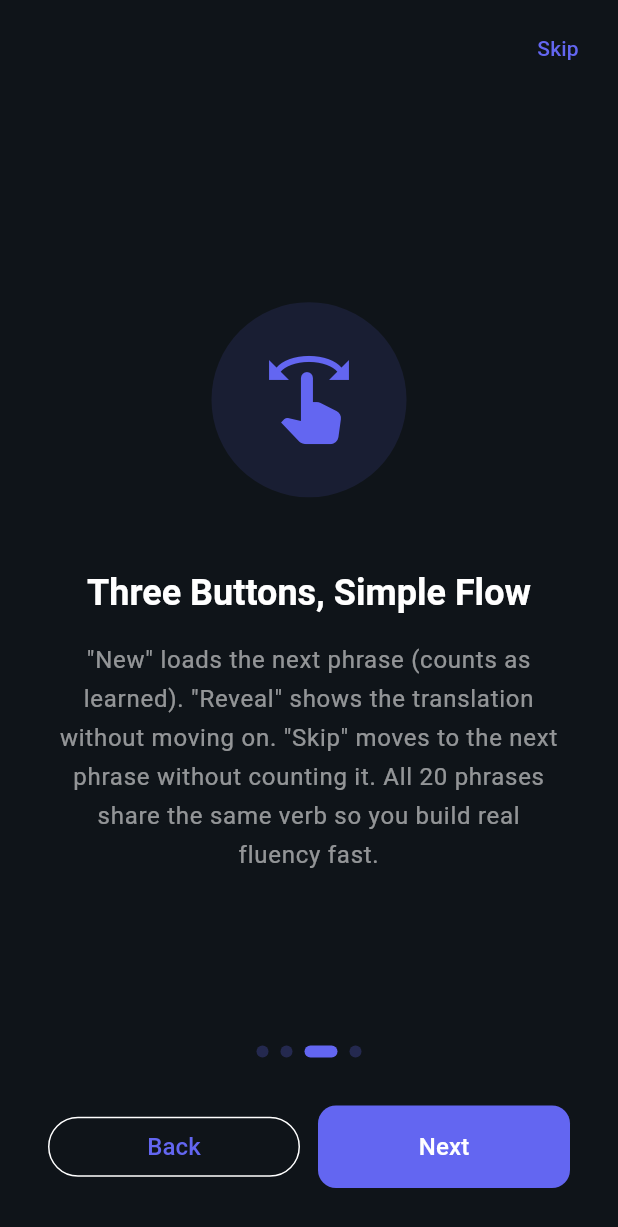
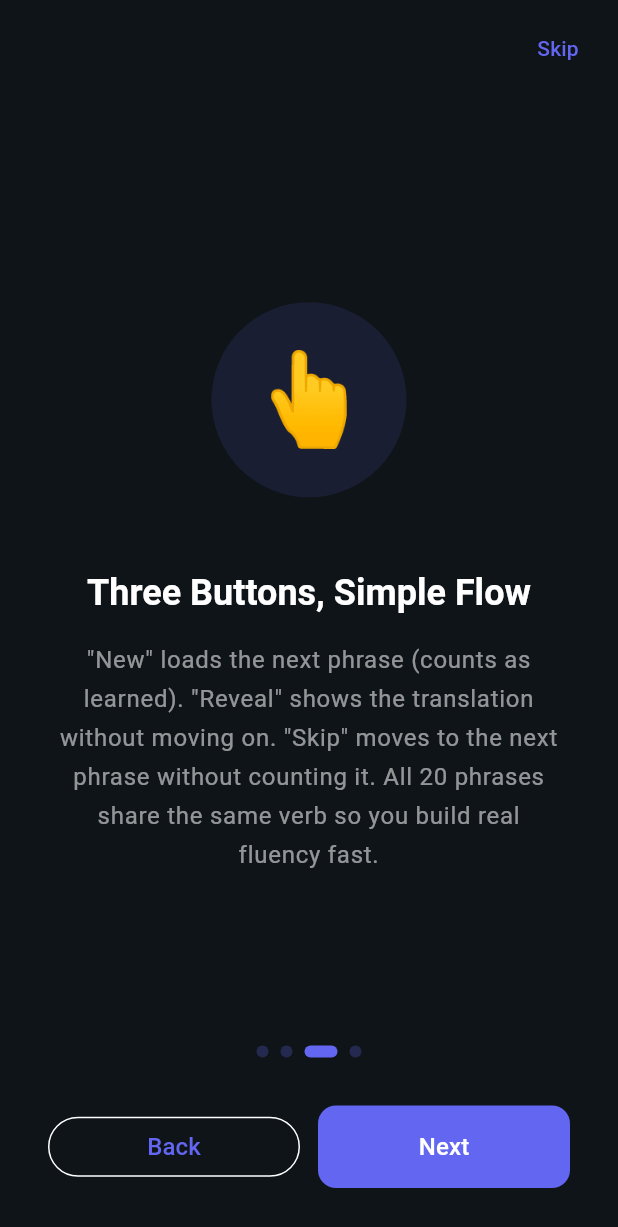
Before and after one commit to 47lakers/language-flutter, a Flutter app: the OnboardingPage screen opened by its route, swiped to page 3, on a phone screen of 412 x 824 dp. Shown: the top 1227 px of the screen. Run offline on Flutter 3.47's test engine with Material 3 defaults, Android fonts, the phone set to English and light mode, and no system bars; our stand-ins replace cloud_firestore, firebase_auth, firebase_core, flutter_tts; missing offline and left inert: dart:html; accounts and stored records are empty.

Commit message:
Fix icons

```diff
--- a/lib/pages/onboarding_page.dart
+++ b/lib/pages/onboarding_page.dart
@@ -16,25 +16,25 @@ class _OnboardingPageState extends State<OnboardingPage> {
 
   final List<_OnboardingSlideData> _slides = const [
     _OnboardingSlideData(
-      icon: Icons.language,
+      emoji: '🌍',
       title: 'Welcome to DailyFrase!',
       description:
           'Learn a new language one phrase at a time. Each session focuses on a single verb with up to 20 unique phrases — so you see it used in real context, not just memorized in isolation.\n\nFor best results, say each phrase out loud. Speaking activates muscle memory and trains your ear, making new vocabulary stick far faster than reading alone.',
     ),
     _OnboardingSlideData(
-      icon: Icons.menu,
+      emoji: '⚙️',
       title: 'Customize Your Settings',
       description:
           'Tap the ☰ menu in the top-left corner to open settings. Choose your language pair, tenses, and focus verb (optional).\n\nYou can also toggle "Show English First" to see the translation first and practice recalling the phrase in your target language.',
     ),
     _OnboardingSlideData(
-      icon: Icons.swipe,
+      emoji: '👆',
       title: 'Three Buttons, Simple Flow',
       description:
           '"New" loads the next phrase (counts as learned). "Reveal" shows the translation without moving on. "Skip" moves to the next phrase without counting it. All 20 phrases share the same verb so you build real fluency fast.',
     ),
     _OnboardingSlideData(
-      icon: Icons.bar_chart,
+      emoji: '📈',
       title: 'Track Your Progress',
       description:
           'Every phrase you review is counted. Tap the stats icon anytime to see how far you\'ve come and keep the streak going!',
@@ -171,12 +171,12 @@ class _OnboardingPageState extends State<OnboardingPage> {
 // Data model for a slide
 // ---------------------------------------------------------------------------
 class _OnboardingSlideData {
-  final IconData icon;
+  final String emoji;
   final String title;
   final String description;
 
   const _OnboardingSlideData({
-    required this.icon,
+    required this.emoji,
     required this.title,
     required this.description,
   });
@@ -205,7 +205,7 @@ class _OnboardingSlide extends StatelessWidget {
             child: Column(
               mainAxisAlignment: MainAxisAlignment.center,
               children: [
-                // Icon circle
+                // Emoji circle
                 Container(
                   width: 130,
                   height: 130,
@@ -213,7 +213,12 @@ class _OnboardingSlide extends StatelessWidget {
                     color: accentColor.withOpacity(0.12),
                     shape: BoxShape.circle,
                   ),
-                  child: Icon(data.icon, size: 64, color: accentColor),
+                  child: Center(
+                    child: Text(
+                      data.emoji,
+                      style: const TextStyle(fontSize: 60),
+                    ),
+                  ),
                 ),
 
                 const SizedBox(height: 48),
```
Also changed, not shown: lib/pages/home_page.dart (+18 -1 lines).
